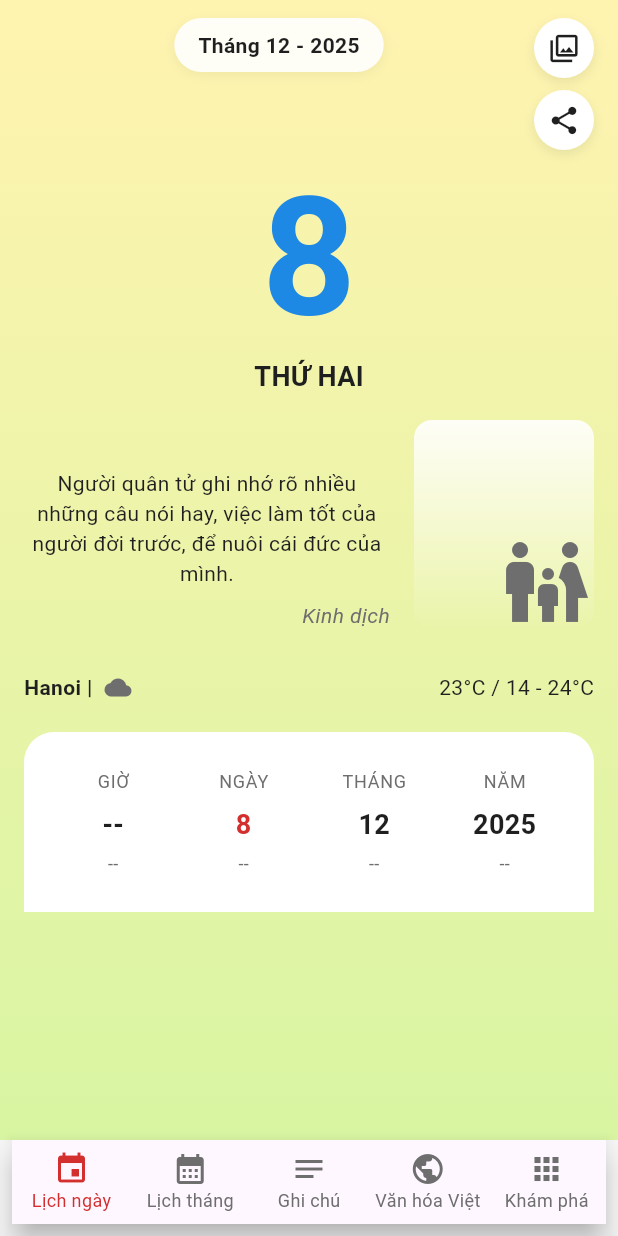
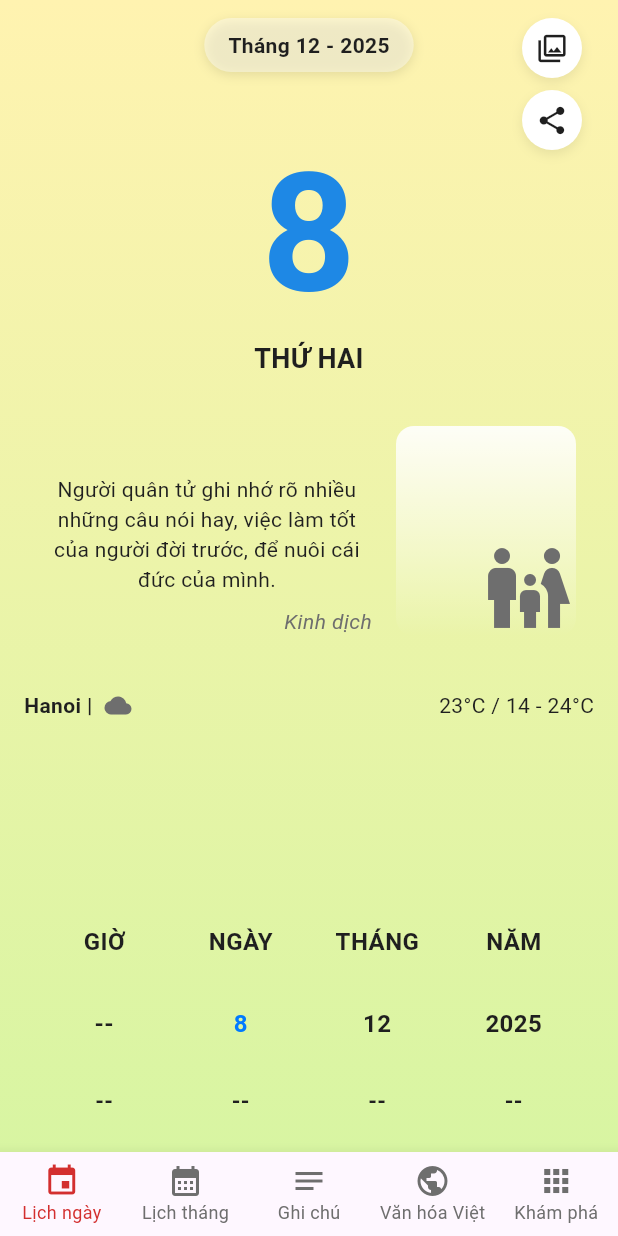
Before and after one commit to duongnh193/Calender-Flutter-App, a Flutter app: the screen it shows after launch, on a phone screen of 412 x 824 dp. Run offline on Flutter 3.47's test engine with Material 3 defaults, Android fonts, the phone set to English and light mode, and no system bars; our stand-ins replace dio, flutter_dotenv, flutter_riverpod, go_router; network calls fail.

Commit message:
update daily/montly screen ui

```diff
--- a/lib/common_widgets/layout/main_shell.dart
+++ b/lib/common_widgets/layout/main_shell.dart
@@ -23,20 +23,15 @@ class MainShell extends StatelessWidget {
       builder: (context, constraints) {
         final sizeClass = getSizeClass(constraints.maxWidth);
         return Scaffold(
+          backgroundColor: Colors.transparent,
           body: SafeArea(top: false, bottom: false, child: navigationShell),
           bottomNavigationBar: SafeArea(
             top: false,
-            child: Padding(
-              padding: const EdgeInsets.only(
-                bottom: AppSpacing.s,
-                left: AppSpacing.s,
-                right: AppSpacing.s,
-              ),
-              child: MainBottomNav(
-                currentIndex: navigationShell.currentIndex,
-                onTap: _onTabSelected,
-                sizeClass: sizeClass,
-              ),
+            bottom: true,
+            child: MainBottomNav(
+              currentIndex: navigationShell.currentIndex,
+              onTap: _onTabSelected,
+              sizeClass: sizeClass,
             ),
           ),
         );
--- a/lib/core/theme/app_colors.dart
+++ b/lib/core/theme/app_colors.dart
@@ -33,6 +33,7 @@ class AppColors {
   static const Color calendarWeekendText = iosRed;
   static const Color calendarLunarText = iosGraySecondary;
   static const Color calendarDotRed = iosRed;
+  static const Color calendarDotBlack = textPrimary;
   static const Color calendarHeaderTitle = iosGrayPrimary;
   static const Color calendarHeaderSubtitle = iosGraySecondary;
   static const Color calendarNavArrow = iosLinkBlue;
--- a/lib/core/theme/app_spacing.dart
+++ b/lib/core/theme/app_spacing.dart
@@ -2,6 +2,7 @@
 class AppSpacing {
   AppSpacing._();
 
+  static const double xxs = 2;
   static const double xs = 4;
   static const double s = 8;
   static const double m = 12;
--- a/lib/core/theme/app_typography.dart
+++ b/lib/core/theme/app_typography.dart
@@ -23,8 +23,8 @@ class AppTypography {
   static TextStyle headline1(ScreenSizeClass sizeClass) {
     final delta = sizeClass == ScreenSizeClass.small ? -1.0 : 0.0;
     return TextStyle(
-      fontSize: 22 + delta,
-      fontWeight: FontWeight.w600,
+      fontSize: 14 + delta,
+      fontWeight: FontWeight.w700,
       color: AppColors.textPrimary,
     );
   }
@@ -78,16 +78,16 @@ class AppTypography {
   static TextStyle calendarHeaderTitle(ScreenSizeClass sizeClass) {
     final delta = sizeClass == ScreenSizeClass.small ? -1.0 : 0.0;
     return TextStyle(
-      fontSize: 21 + delta,
-      fontWeight: FontWeight.w600,
+      fontSize: 16 + delta,
+      fontWeight: FontWeight.w800,
       color: AppColors.calendarHeaderTitle,
     );
   }
 
   static TextStyle calendarHeaderSubtitle(ScreenSizeClass sizeClass) {
     return TextStyle(
-      fontSize: 14 + (sizeClass == ScreenSizeClass.small ? -1.0 : 0.0),
-      fontWeight: FontWeight.w400,
+      fontSize: 12 + (sizeClass == ScreenSizeClass.small ? -1.0 : 0.0),
+      fontWeight: FontWeight.w700,
       color: AppColors.calendarHeaderSubtitle,
     );
   }
@@ -95,7 +95,7 @@ class AppTypography {
   static TextStyle calendarDay(ScreenSizeClass sizeClass) {
     final delta = sizeClass == ScreenSizeClass.small ? -1.0 : 0.0;
     return TextStyle(
-      fontSize: 20 + delta,
+      fontSize: 25 + delta,
       fontWeight: FontWeight.w900,
       color: AppColors.textPrimary,
     );
@@ -106,8 +106,8 @@ class AppTypography {
 
   static TextStyle calendarLunar(ScreenSizeClass sizeClass) {
     return TextStyle(
-      fontSize: 12 + (sizeClass == ScreenSizeClass.small ? -1.0 : 0.0),
-      fontWeight: FontWeight.w800,
+      fontSize: 18 + (sizeClass == ScreenSizeClass.small ? -1.0 : 0.0),
+      fontWeight: FontWeight.w700,
       color: AppColors.calendarLunarText,
     );
   }
@@ -145,4 +145,35 @@ class AppTypography {
       color: AppColors.calendarGoldenHourTextSecondary,
     );
   }
+
+  // Date detail (daily) styles
+  static TextStyle dateDetailLabel(ScreenSizeClass sizeClass) {
+    final delta = sizeClass == ScreenSizeClass.small ? -0.5 : 0.0;
+    return TextStyle(
+      fontSize: 16 + delta,
+      fontWeight: FontWeight.w700,
+      letterSpacing: 0.3,
+      // ignore: deprecated_member_use
+      color: AppColors.textPrimary,
+    );
+  }
+
+  static TextStyle dateDetailValue(ScreenSizeClass sizeClass) {
+    final delta = sizeClass == ScreenSizeClass.small ? -2.0 : 0.0;
+    return TextStyle(
+      fontSize: 16 + delta,
+      fontWeight: FontWeight.w700,
+      color: AppColors.textPrimary,
+      height: 4.5 + delta,
+    );
+  }
+
+  static TextStyle dateDetailCanChi(ScreenSizeClass sizeClass) {
+    final delta = sizeClass == ScreenSizeClass.small ? -1.0 : 0.0;
+    return TextStyle(
+      fontSize: 15 + delta,
+      fontWeight: FontWeight.w600,
+      color: AppColors.textPrimary,
+    );
+  }
 }
--- a/lib/features/calendar/presentation/screens/daily_screen.dart
+++ b/lib/features/calendar/presentation/screens/daily_screen.dart
@@ -21,34 +21,44 @@ class DailyScreen extends ConsumerWidget {
     return LayoutBuilder(
       builder: (context, constraints) {
         final sizeClass = getSizeClass(constraints.maxWidth);
+
         final selectedDate = ref.watch(selectedDateProvider);
         final asyncDay = ref.watch(dayInfoProvider(selectedDate));
         final dayInfo = asyncDay.asData?.value;
         final lunar = dayInfo?.lunar;
         final canChi = dayInfo?.canChi;
+
         final monthLabel =
             'Tháng ${selectedDate.month.toString().padLeft(2, '0')} - ${selectedDate.year}';
         final weekdayLabel = _weekdayLabel(selectedDate).toUpperCase();
+
         final lunarDayLabel =
             lunar != null ? '${lunar.day}' : selectedDate.day.toString();
         final lunarMonthLabel =
             lunar != null ? '${lunar.month}' : selectedDate.month.toString();
         final lunarYearLabel =
             lunar != null ? '${lunar.year}' : selectedDate.year.toString();
+
         final canChiDayLabel = canChi?.day ?? '--';
         final canChiMonthLabel = canChi?.month ?? '--';
         final canChiYearLabel = canChi?.year ?? '--';
 
+        final currentTimeLabel = dayInfo?.currentTime?.timeLabel ?? '--';
+        final canChiHourLabel = dayInfo?.currentTime?.canChiHour ?? '--';
+
+        final horizontalPadding = horizontalPaddingFor(sizeClass);
+
         return Scaffold(
+          backgroundColor: Colors.transparent,
           body: Stack(
             children: [
-              Positioned.fill(
-                child: Container(
+              const Positioned.fill(
+                child: DecoratedBox(
                   decoration: BoxDecoration(
                     gradient: LinearGradient(
                       begin: Alignment.topCenter,
                       end: Alignment.bottomCenter,
-                      colors: const [
+                      colors: [
                         AppColors.backgroundDailyStart,
                         AppColors.backgroundDailyEnd,
                       ],
@@ -57,63 +67,93 @@ class DailyScreen extends ConsumerWidget {
                 ),
               ),
               SafeArea(
-                child: Column(
-                  children: [
-                    Expanded(
-                      child: SingleChildScrollView(
-                        padding: EdgeInsets.symmetric(
-                          horizontal: horizontalPaddingFor(sizeClass),
-                          vertical: AppSpacing.m,
+                top: true,
+                bottom: false, // để bottom nav sát đáy
+                child: CustomScrollView(
+                  slivers: [
+                    SliverFillRemaining(
+                      hasScrollBody: false,
+                      child: Padding(
+                        padding: EdgeInsets.only(
+                          left: horizontalPadding,
+                          right: horizontalPadding,
+                          top: AppSpacing.m,
+                          bottom: AppSpacing.m,
                         ),
                         child: Column(
+                          mainAxisSize: MainAxisSize.max,
                           crossAxisAlignment: CrossAxisAlignment.center,
                           children: [
+                            // CHIP THÁNG
                             DailyHeaderMonthChip(
                               sizeClass: sizeClass,
                               label: monthLabel,
                             ),
-                            const SizedBox(height: AppSpacing.l),
+                            // const SizedBox(height: AppSpacing.l),
+
+                            // SỐ NGÀY
                             Text(
                               '${selectedDate.day}',
-                              style: AppTypography.displayNumber(
-                                sizeClass,
-                              ).copyWith(color: AppColors.accentBlue),
+                              style: AppTypography.displayNumber(sizeClass)
+                                  .copyWith(color: AppColors.accentBlue),
+                              textAlign: TextAlign.center,
                             ),
-                            const SizedBox(height: AppSpacing.m),
+                            const SizedBox(height: AppSpacing.l),
+
+                            // THỨ
                             Text(
                               weekdayLabel,
                               style: AppTypography.headline2(sizeClass),
+                              textAlign: TextAlign.center,
                             ),
-                            const SizedBox(height: AppSpacing.l),
-                            DailyQuoteSection(
-                              sizeClass: sizeClass,
-                              quote:
-                                  'Người quân tử ghi nhớ rõ nhiều những câu nói hay, việc làm tốt của người đời trước, để nuôi cái đức của mình.',
-                              source: 'Kinh dịch',
+                            const SizedBox(height: AppSpacing.xxl),
+
+                            // QUOTE
+                            const Padding(
+                              padding: EdgeInsets.symmetric(
+                                horizontal: AppSpacing.m,
+                              ),
+                              child: DailyQuoteSection(
+                                // nếu DailyQuoteSection cần sizeClass dynamic
+                                // bỏ const và truyền sizeClass như trước
+                                sizeClass: ScreenSizeClass.medium,
+                                quote:
+                                    'Người quân tử ghi nhớ rõ nhiều những câu nói hay, việc làm tốt của người đời trước, để nuôi cái đức của mình.',
+                                source: 'Kinh dịch',
+                              ),
                             ),
-                            const SizedBox(height: AppSpacing.l),
+                            const SizedBox(height: AppSpacing.xl),
+                            // const Spacer(),
+
+                            // WEATHER
                             DailyWeatherRow(
                               sizeClass: sizeClass,
                               location: 'Hanoi |',
                               temperature: '23°C / 14 - 24°C',
                             ),
-                            const SizedBox(height: AppSpacing.s),
+
+                            // const SizedBox(height: AppSpacing.l),
+
+                            const Spacer(),
+
+                            // GRID GIỜ / NGÀY / THÁNG / NĂM
                             DateDetailGrid(
                               sizeClass: sizeClass,
-                              time: '--',
+                              time: currentTimeLabel,
                               day: lunarDayLabel,
                               month: lunarMonthLabel,
                               year: lunarYearLabel,
-                              timeCanChi: '--',
+                              timeCanChi: canChiHourLabel,
                               dayCanChi: canChiDayLabel,
                               monthCanChi: canChiMonthLabel,
                               yearCanChi: canChiYearLabel,
                             ),
+
+                            // const SizedBox(height: AppSpacing.xxl),
                           ],
                         ),
                       ),
                     ),
-                    const SizedBox(height: AppSpacing.l),
                   ],
                 ),
               ),
--- a/lib/features/calendar/presentation/widgets/daily_header_month_chip.dart
+++ b/lib/features/calendar/presentation/widgets/daily_header_month_chip.dart
@@ -18,24 +18,22 @@ class DailyHeaderMonthChip extends StatelessWidget {
 
   @override
   Widget build(BuildContext context) {
-    return Row(
-      crossAxisAlignment: CrossAxisAlignment.start,
+    return SizedBox(
+      width: double.infinity,
+      child: Stack(
+        alignment: Alignment.topCenter,
         children: [
-        const Spacer(),
-        Expanded(
-          flex: 3,
-          child: Center(
-            child: Container(
+          Container(
             padding: const EdgeInsets.symmetric(
               horizontal: AppSpacing.l,
               vertical: AppSpacing.s,
             ),
             decoration: BoxDecoration(
-                color: AppColors.cardBackground.withAlpha((255 * 0.9).round()),
+              color: AppColors.cardBackground.withOpacity(0.4),
               borderRadius: BorderRadius.circular(AppRadius.pill),
               boxShadow: [
                 BoxShadow(
-                    color: AppColors.shadow.withAlpha((255 * 0.05).round()),
+                  color: AppColors.shadow.withAlpha((255 * 0.1).round()),
                   blurRadius: 6,
                   offset: const Offset(0, 2),
                 ),
@@ -48,17 +46,21 @@ class DailyHeaderMonthChip extends StatelessWidget {
               ).copyWith(fontWeight: FontWeight.w600),
             ),
           ),
-          ),
-        ),
-        const Spacer(),
-        Column(
+          Align(
+            alignment: Alignment.centerRight,
+            child: Padding(
+              padding: const EdgeInsets.only(right:AppSpacing.s),
+              child: Column(
                 children: const [
                   _RoundIcon(icon: Icons.photo_library_outlined),
                   SizedBox(height: AppSpacing.s),
                   _RoundIcon(icon: Icons.share),
                 ],
               ),
+            ),
+          ),
         ],
+      ),
     );
   }
 }
--- a/lib/features/calendar/presentation/widgets/date_detail_grid.dart
+++ b/lib/features/calendar/presentation/widgets/date_detail_grid.dart
@@ -1,10 +1,9 @@
 import 'package:flutter/material.dart';
 
 import '../../../../core/constants/size_breakpoints.dart';
-import '../../../../core/theme/app_colors.dart';
-import '../../../../core/theme/app_radius.dart';
 import '../../../../core/theme/app_spacing.dart';
 import '../../../../core/theme/app_typography.dart';
+import '../../../../core/theme/app_colors.dart';
 
 class DateDetailGrid extends StatelessWidget {
   const DateDetailGrid({
@@ -32,30 +31,16 @@ class DateDetailGrid extends StatelessWidget {
 
   @override
   Widget build(BuildContext context) {
-    final labelStyle = AppTypography.body2(
-      sizeClass,
-    ).copyWith(color: AppColors.textSecondary, letterSpacing: 0.5);
-    final valueStyle = AppTypography.headline2(sizeClass);
-    final subStyle = AppTypography.body2(sizeClass);
+    final labelStyle = AppTypography.dateDetailLabel(sizeClass);
+    final valueStyle = AppTypography.dateDetailValue(sizeClass);
+    final subStyle = AppTypography.dateDetailCanChi(sizeClass);
 
-    return Container(
-      width: double.infinity,
-      decoration: const BoxDecoration(
-        color: AppColors.cardBackground,
-        borderRadius: BorderRadius.only(
-          topLeft: Radius.circular(AppRadius.large),
-          topRight: Radius.circular(AppRadius.large),
+    return Padding(
+      padding: const EdgeInsets.symmetric(
+        horizontal: AppSpacing.s,
+        vertical: AppSpacing.m,
       ),
-      ),
-      padding: const EdgeInsets.symmetric(
-        horizontal: AppSpacing.l,
-        vertical: AppSpacing.xl,
-      ),
-      child: Column(
-        crossAxisAlignment: CrossAxisAlignment.stretch,
-        children: [
-          Row(
-            mainAxisAlignment: MainAxisAlignment.spaceBetween,
+      child: Row(
         children: [
           _DateColumn(
             label: 'GIỜ',
@@ -70,7 +55,7 @@ class DateDetailGrid extends StatelessWidget {
             value: day,
             subValue: dayCanChi,
             labelStyle: labelStyle,
-                valueStyle: valueStyle.copyWith(color: AppColors.primaryRed),
+            valueStyle: valueStyle.copyWith(color: AppColors.calendarNavArrow),
             subStyle: subStyle,
           ),
           _DateColumn(
@@ -88,8 +73,6 @@ class DateDetailGrid extends StatelessWidget {
             labelStyle: labelStyle,
             valueStyle: valueStyle,
             subStyle: subStyle,
-              ),
-            ],
           ),
         ],
       ),
--- a/lib/features/calendar/presentation/widgets/month_header.dart
+++ b/lib/features/calendar/presentation/widgets/month_header.dart
@@ -42,7 +42,7 @@ class MonthHeader extends StatelessWidget {
         Expanded(
           child: Column(
             mainAxisSize: MainAxisSize.min,
-            crossAxisAlignment: CrossAxisAlignment.center,
+            crossAxisAlignment: CrossAxisAlignment.start,
             children: [
               Row(
                 mainAxisSize: MainAxisSize.min,
--- a/lib/features/explore/presentation/widgets/explore_item.dart
+++ b/lib/features/explore/presentation/widgets/explore_item.dart
@@ -26,7 +26,7 @@ class ExploreItem extends StatelessWidget {
   @override
   Widget build(BuildContext context) {
     final isSmall = sizeClass == ScreenSizeClass.small;
-    final bubbleSize = isSmall ? 52.0 : 60.0;
+    final bubbleSize = isSmall ? 42.0 : 50.0;
     final gap = isSmall ? AppSpacing.xs : AppSpacing.s;
     final labelWidth = bubbleSize + AppSpacing.l;
     // final double estimatedMinHeight = bubbleSize + gap + (isSmall ? 28 : 32);
@@ -57,7 +57,7 @@ class ExploreItem extends StatelessWidget {
             child: Icon(
               item.icon,
               color: item.color,
-              size: bubbleSize * 0.5,
+              size: bubbleSize * 0.55,
             ),
           ),
           SizedBox(height: gap),
```
Also changed, not shown: lib/common_widgets/calendar/day_cell.dart (+13 -11 lines), lib/features/calendar/domain/day_info.dart (+23 -0 lines), lib/features/calendar/presentation/screens/month_screen.dart (+10 -3 lines), lib/features/calendar/presentation/widgets/month_calendar_grid.dart (+6 -1 lines), lib/features/calendar/presentation/widgets/month_selected_day_panel.dart (+6 -5 lines), 1 other file. Lines whose indentation alone changed are shown as unchanged.
